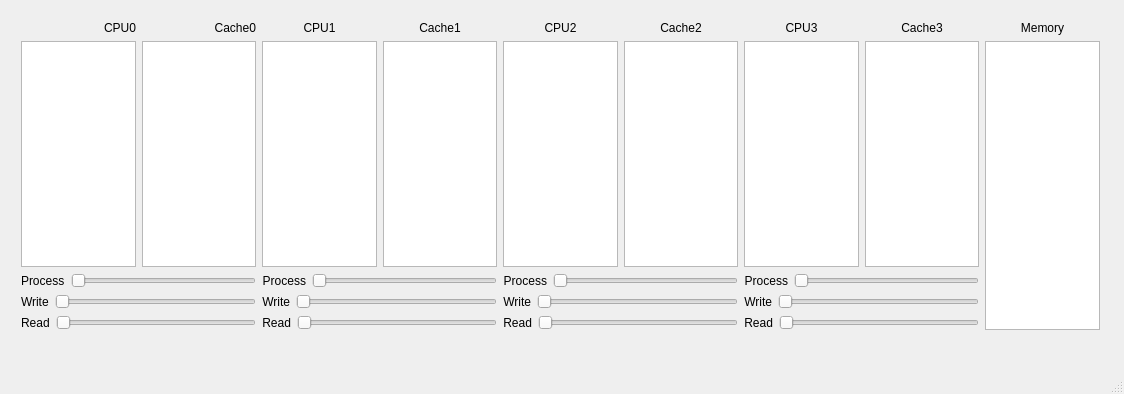
Before: the Qt Designer form mainwindow.ui in ChrisArreFall/MSI-Coherence-in-C-, drawn with Qt 5.
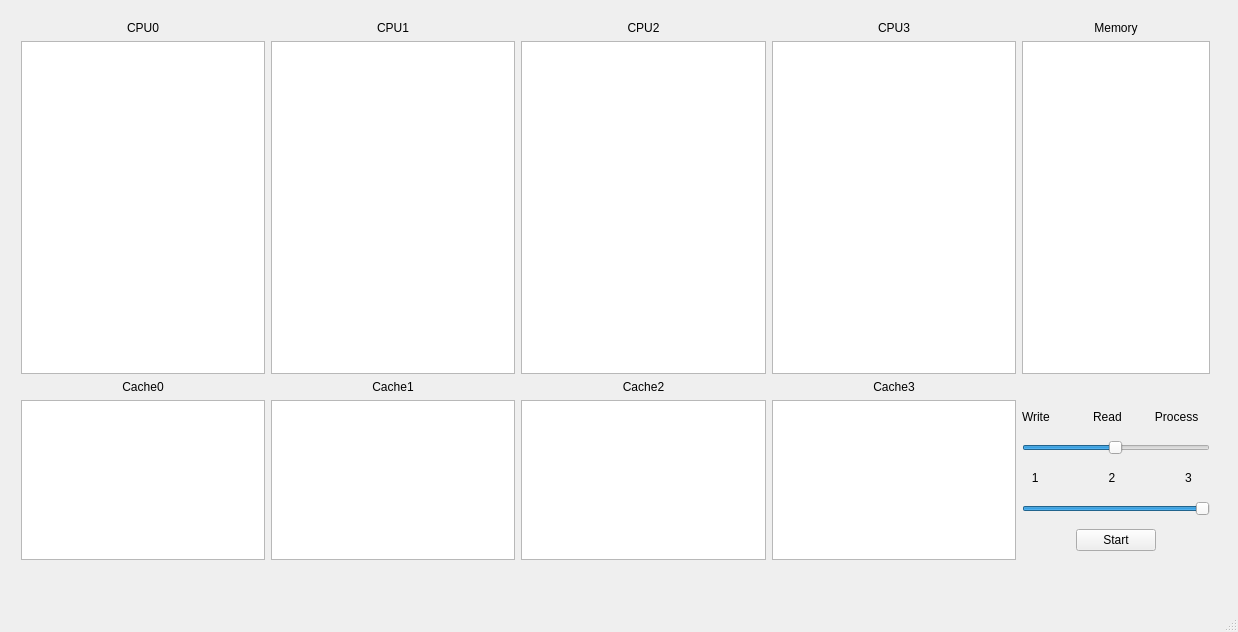
After: the same form once the commit is applied.

Patch:
```diff
--- a/mainwindow.ui
+++ b/mainwindow.ui
@@ -6,8 +6,8 @@
    <rect>
     <x>0</x>
     <y>0</y>
-    <width>1124</width>
-    <height>394</height>
+    <width>1238</width>
+    <height>632</height>
    </rect>
   </property>
   <property name="windowTitle">
@@ -19,33 +19,134 @@
      <rect>
       <x>10</x>
       <y>10</y>
-      <width>1101</width>
-      <height>331</height>
+      <width>1211</width>
+      <height>561</height>
      </rect>
     </property>
-    <layout class="QGridLayout" name="gridLayout">
-     <item row="1" column="2">
-      <widget class="QTextEdit" name="textCPU1">
-       <property name="readOnly">
-        <bool>true</bool>
-       </property>
-      </widget>
-     </item>
-     <item row="1" column="4">
-      <widget class="QTextEdit" name="textCPU2">
-       <property name="readOnly">
-        <bool>true</bool>
-       </property>
-      </widget>
-     </item>
-     <item row="1" column="5">
+    <layout class="QGridLayout" name="gridLayout_2">
+     <item row="3" column="5">
       <widget class="QTextEdit" name="textCache2">
+       <property name="maximumSize">
+        <size>
+         <width>16777215</width>
+         <height>160</height>
+        </size>
+       </property>
        <property name="readOnly">
         <bool>true</bool>
        </property>
       </widget>
      </item>
-     <item row="0" column="7">
+     <item row="1" column="7">
+      <widget class="QTextEdit" name="textCPU3">
+       <property name="readOnly">
+        <bool>true</bool>
+       </property>
+      </widget>
+     </item>
+     <item row="3" column="8">
+      <layout class="QGridLayout" name="gridLayout">
+       <item row="3" column="0">
+        <widget class="QSlider" name="varSlider">
+         <property name="minimum">
+          <number>1</number>
+         </property>
+         <property name="maximum">
+          <number>100</number>
+         </property>
+         <property name="value">
+          <number>100</number>
+         </property>
+         <property name="sliderPosition">
+          <number>100</number>
+         </property>
+         <property name="orientation">
+          <enum>Qt::Horizontal</enum>
+         </property>
+        </widget>
+       </item>
+       <item row="1" column="0">
+        <widget class="QSlider" name="meanSlider">
+         <property name="minimum">
+          <number>1</number>
+         </property>
+         <property name="maximum">
+          <number>100</number>
+         </property>
+         <property name="sliderPosition">
+          <number>50</number>
+         </property>
+         <property name="orientation">
+          <enum>Qt::Horizontal</enum>
+         </property>
+        </widget>
+       </item>
+       <item row="2" column="0">
+        <widget class="QLabel" name="label_2">
+         <property name="maximumSize">
+          <size>
+           <width>16777215</width>
+           <height>20</height>
+          </size>
+         </property>
+         <property name="text">
+          <string>   1                     2                     3 </string>
+         </property>
+        </widget>
+       </item>
+       <item row="0" column="0">
+        <widget class="QLabel" name="label">
+         <property name="maximumSize">
+          <size>
+           <width>16777215</width>
+           <height>20</height>
+          </size>
+         </property>
+         <property name="text">
+          <string>Write             Read          Process</string>
+         </property>
+        </widget>
+       </item>
+       <item row="4" column="0" alignment="Qt::AlignHCenter">
+        <widget class="QPushButton" name="startButton">
+         <property name="maximumSize">
+          <size>
+           <width>100</width>
+           <height>16777215</height>
+          </size>
+         </property>
+         <property name="text">
+          <string>Start</string>
+         </property>
+        </widget>
+       </item>
+      </layout>
+     </item>
+     <item row="0" column="3">
+      <widget class="QLabel" name="processPerc_15">
+       <property name="text">
+        <string>CPU1</string>
+       </property>
+       <property name="alignment">
+        <set>Qt::AlignCenter</set>
+       </property>
+      </widget>
+     </item>
+     <item row="1" column="1">
+      <widget class="QTextEdit" name="textCPU0">
+       <property name="readOnly">
+        <bool>true</bool>
+       </property>
+      </widget>
+     </item>
+     <item row="1" column="3">
+      <widget class="QTextEdit" name="textCPU1">
+       <property name="readOnly">
+        <bool>true</bool>
+       </property>
+      </widget>
+     </item>
+     <item row="2" column="7">
       <widget class="QLabel" name="processPerc_20">
        <property name="text">
         <string>Cache3</string>
@@ -55,7 +156,76 @@
        </property>
       </widget>
      </item>
-     <item row="0" column="3">
+     <item row="3" column="3">
+      <widget class="QTextEdit" name="textCache1">
+       <property name="maximumSize">
+        <size>
+         <width>16777215</width>
+         <height>160</height>
+        </size>
+       </property>
+       <property name="readOnly">
+        <bool>true</bool>
+       </property>
+      </widget>
+     </item>
+     <item row="2" column="5">
+      <widget class="QLabel" name="processPerc_18">
+       <property name="text">
+        <string>Cache2</string>
+       </property>
+       <property name="alignment">
+        <set>Qt::AlignCenter</set>
+       </property>
+      </widget>
+     </item>
+     <item row="2" column="1">
+      <widget class="QLabel" name="processPerc_14">
+       <property name="text">
+        <string>Cache0</string>
+       </property>
+       <property name="alignment">
+        <set>Qt::AlignCenter</set>
+       </property>
+      </widget>
+     </item>
+     <item row="1" column="8">
+      <widget class="QTextEdit" name="textMemory">
+       <property name="maximumSize">
+        <size>
+         <width>200</width>
+         <height>16777215</height>
+        </size>
+       </property>
+       <property name="readOnly">
+        <bool>true</bool>
+       </property>
+      </widget>
+     </item>
+     <item row="0" column="7">
+      <widget class="QLabel" name="processPerc_19">
+       <property name="text">
+        <string>CPU3</string>
+       </property>
+       <property name="alignment">
+        <set>Qt::AlignCenter</set>
+       </property>
+      </widget>
+     </item>
+     <item row="3" column="1">
+      <widget class="QTextEdit" name="textCache0">
+       <property name="maximumSize">
+        <size>
+         <width>16777215</width>
+         <height>160</height>
+        </size>
+       </property>
+       <property name="readOnly">
+        <bool>true</bool>
+       </property>
+      </widget>
+     </item>
+     <item row="2" column="3">
       <widget class="QLabel" name="processPerc_16">
        <property name="text">
         <string>Cache1</string>
@@ -65,69 +235,6 @@
        </property>
       </widget>
      </item>
-     <item row="2" column="2" colspan="2">
-      <layout class="QFormLayout" name="formLayout_4">
-       <item row="0" column="0">
-        <widget class="QLabel" name="processPerc_4">
-         <property name="text">
-          <string>Process</string>
-         </property>
-         <property name="alignment">
-          <set>Qt::AlignRight|Qt::AlignTrailing|Qt::AlignVCenter</set>
-         </property>
-        </widget>
-       </item>
-       <item row="0" column="1">
-        <widget class="QSlider" name="slideProcess1">
-         <property name="orientation">
-          <enum>Qt::Horizontal</enum>
-         </property>
-        </widget>
-       </item>
-      </layout>
-     </item>
-     <item row="3" column="0" colspan="2">
-      <layout class="QFormLayout" name="formLayout_2">
-       <item row="0" column="0">
-        <widget class="QLabel" name="writePerc">
-         <property name="text">
-          <string>Write</string>
-         </property>
-         <property name="alignment">
-          <set>Qt::AlignLeading|Qt::AlignLeft|Qt::AlignVCenter</set>
-         </property>
-        </widget>
-       </item>
-       <item row="0" column="1">
-        <widget class="QSlider" name="slideWrite0">
-         <property name="orientation">
-          <enum>Qt::Horizontal</enum>
-         </property>
-        </widget>
-       </item>
-      </layout>
-     </item>
-     <item row="2" column="0" colspan="2">
-      <layout class="QFormLayout" name="formLayout">
-       <item row="0" column="1">
-        <widget class="QSlider" name="slideProcess0">
-         <property name="orientation">
-          <enum>Qt::Horizontal</enum>
-         </property>
-        </widget>
-       </item>
-       <item row="0" column="0">
-        <widget class="QLabel" name="processPerc">
-         <property name="text">
-          <string>Process</string>
-         </property>
-         <property name="alignment">
-          <set>Qt::AlignLeading|Qt::AlignLeft|Qt::AlignVCenter</set>
-         </property>
-        </widget>
-       </item>
-      </layout>
-     </item>
      <item row="0" column="8">
       <widget class="QLabel" name="processPerc_21">
        <property name="text">
@@ -138,219 +245,7 @@
        </property>
       </widget>
      </item>
-     <item row="3" column="2" colspan="2">
-      <layout class="QFormLayout" name="formLayout_5">
-       <item row="0" column="0">
-        <widget class="QLabel" name="processPerc_5">
-         <property name="text">
-          <string>Write</string>
-         </property>
-         <property name="alignment">
-          <set>Qt::AlignRight|Qt::AlignTrailing|Qt::AlignVCenter</set>
-         </property>
-        </widget>
-       </item>
-       <item row="0" column="1">
-        <widget class="QSlider" name="slideWrite1">
-         <property name="orientation">
-          <enum>Qt::Horizontal</enum>
-         </property>
-        </widget>
-       </item>
-      </layout>
-     </item>
-     <item row="2" column="4" colspan="2">
-      <layout class="QFormLayout" name="formLayout_7">
-       <item row="0" column="0">
-        <widget class="QLabel" name="processPerc_7">
-         <property name="text">
-          <string>Process</string>
-         </property>
-         <property name="alignment">
-          <set>Qt::AlignRight|Qt::AlignTrailing|Qt::AlignVCenter</set>
-         </property>
-        </widget>
-       </item>
-       <item row="0" column="1">
-        <widget class="QSlider" name="slideProcess2">
-         <property name="orientation">
-          <enum>Qt::Horizontal</enum>
-         </property>
-        </widget>
-       </item>
-      </layout>
-     </item>
-     <item row="1" column="0">
-      <widget class="QTextEdit" name="textCPU0">
-       <property name="readOnly">
-        <bool>true</bool>
-       </property>
-      </widget>
-     </item>
-     <item row="4" column="2" colspan="2">
-      <layout class="QFormLayout" name="formLayout_6">
-       <item row="0" column="0">
-        <widget class="QLabel" name="processPerc_6">
-         <property name="text">
-          <string>Read</string>
-         </property>
-         <property name="alignment">
-          <set>Qt::AlignRight|Qt::AlignTrailing|Qt::AlignVCenter</set>
-         </property>
-        </widget>
-       </item>
-       <item row="0" column="1">
-        <widget class="QSlider" name="slideRead1">
-         <property name="orientation">
-          <enum>Qt::Horizontal</enum>
-         </property>
-        </widget>
-       </item>
-      </layout>
-     </item>
-     <item row="0" column="2">
-      <widget class="QLabel" name="processPerc_15">
-       <property name="text">
-        <string>CPU1</string>
-       </property>
-       <property name="alignment">
-        <set>Qt::AlignCenter</set>
-       </property>
-      </widget>
-     </item>
-     <item row="3" column="4" colspan="2">
-      <layout class="QFormLayout" name="formLayout_8">
-       <item row="0" column="0">
-        <widget class="QLabel" name="processPerc_8">
-         <property name="text">
-          <string>Write</string>
-         </property>
-         <property name="alignment">
-          <set>Qt::AlignRight|Qt::AlignTrailing|Qt::AlignVCenter</set>
-         </property>
-        </widget>
-       </item>
-       <item row="0" column="1">
-        <widget class="QSlider" name="slideWrite2">
-         <property name="orientation">
-          <enum>Qt::Horizontal</enum>
-         </property>
-        </widget>
-       </item>
-      </layout>
-     </item>
-     <item row="2" column="6" colspan="2">
-      <layout class="QFormLayout" name="formLayout_10">
-       <item row="0" column="0">
-        <widget class="QLabel" name="processPerc_10">
-         <property name="text">
-          <string>Process</string>
-         </property>
-         <property name="alignment">
-          <set>Qt::AlignRight|Qt::AlignTrailing|Qt::AlignVCenter</set>
-         </property>
-        </widget>
-       </item>
-       <item row="0" column="1">
-        <widget class="QSlider" name="slideProcess3">
-         <property name="orientation">
-          <enum>Qt::Horizontal</enum>
-         </property>
-        </widget>
-       </item>
-      </layout>
-     </item>
-     <item row="4" column="6" colspan="2">
-      <layout class="QFormLayout" name="formLayout_12">
-       <item row="0" column="0">
-        <widget class="QLabel" name="processPerc_12">
-         <property name="text">
-          <string>Read</string>
-         </property>
-         <property name="alignment">
-          <set>Qt::AlignRight|Qt::AlignTrailing|Qt::AlignVCenter</set>
-         </property>
-        </widget>
-       </item>
-       <item row="0" column="1">
-        <widget class="QSlider" name="slideRead3">
-         <property name="orientation">
-          <enum>Qt::Horizontal</enum>
-         </property>
-        </widget>
-       </item>
-      </layout>
-     </item>
-     <item row="1" column="6">
-      <widget class="QTextEdit" name="textCPU3">
-       <property name="readOnly">
-        <bool>true</bool>
-       </property>
-      </widget>
-     </item>
-     <item row="3" column="6" colspan="2">
-      <layout class="QFormLayout" name="formLayout_11">
-       <item row="0" column="0">
-        <widget class="QLabel" name="processPerc_11">
-         <property name="text">
-          <string>Write</string>
-         </property>
-         <property name="alignment">
-          <set>Qt::AlignRight|Qt::AlignTrailing|Qt::AlignVCenter</set>
-         </property>
-        </widget>
-       </item>
-       <item row="0" column="1">
-        <widget class="QSlider" name="slideWrite3">
-         <property name="orientation">
-          <enum>Qt::Horizontal</enum>
-         </property>
-        </widget>
-       </item>
-      </layout>
-     </item>
-     <item row="0" column="6">
-      <widget class="QLabel" name="processPerc_19">
-       <property name="text">
-        <string>CPU3</string>
-       </property>
-       <property name="alignment">
-        <set>Qt::AlignCenter</set>
-       </property>
-      </widget>
-     </item>
-     <item row="4" column="0" colspan="2">
-      <layout class="QFormLayout" name="formLayout_3">
-       <item row="0" column="0">
-        <widget class="QLabel" name="readPerc">
-         <property name="text">
-          <string>Read</string>
-         </property>
-         <property name="alignment">
-          <set>Qt::AlignLeading|Qt::AlignLeft|Qt::AlignVCenter</set>
-         </property>
-        </widget>
-       </item>
-       <item row="0" column="1">
-        <widget class="QSlider" name="slideRead0">
-         <property name="orientation">
-          <enum>Qt::Horizontal</enum>
-         </property>
-        </widget>
-       </item>
-      </layout>
-     </item>
      <item row="0" column="5">
-      <widget class="QLabel" name="processPerc_18">
-       <property name="text">
-        <string>Cache2</string>
-       </property>
-       <property name="alignment">
-        <set>Qt::AlignCenter</set>
-       </property>
-      </widget>
-     </item>
-     <item row="0" column="4">
       <widget class="QLabel" name="processPerc_17">
        <property name="text">
         <string>CPU2</string>
@@ -360,72 +255,33 @@
        </property>
       </widget>
      </item>
-     <item row="1" column="8" rowspan="4">
-      <widget class="QTextEdit" name="memoria">
+     <item row="1" column="5">
+      <widget class="QTextEdit" name="textCPU2">
        <property name="readOnly">
         <bool>true</bool>
        </property>
       </widget>
      </item>
-     <item row="0" column="0">
+     <item row="3" column="7">
+      <widget class="QTextEdit" name="textCache3">
+       <property name="maximumSize">
+        <size>
+         <width>16777215</width>
+         <height>160</height>
+        </size>
+       </property>
+       <property name="readOnly">
+        <bool>true</bool>
+       </property>
+      </widget>
+     </item>
+     <item row="0" column="1">
       <widget class="QLabel" name="processPerc_13">
        <property name="text">
         <string>CPU0</string>
        </property>
        <property name="alignment">
-        <set>Qt::AlignRight|Qt::AlignTrailing|Qt::AlignVCenter</set>
-       </property>
-      </widget>
-     </item>
-     <item row="1" column="3">
-      <widget class="QTextEdit" name="textCache1">
-       <property name="readOnly">
-        <bool>true</bool>
-       </property>
-      </widget>
-     </item>
-     <item row="4" column="4" colspan="2">
-      <layout class="QFormLayout" name="formLayout_9">
-       <item row="0" column="0">
-        <widget class="QLabel" name="processPerc_9">
-         <property name="text">
-          <string>Read</string>
-         </property>
-         <property name="alignment">
-          <set>Qt::AlignRight|Qt::AlignTrailing|Qt::AlignVCenter</set>
-         </property>
-        </widget>
-       </item>
-       <item row="0" column="1">
-        <widget class="QSlider" name="slideRead2">
-         <property name="orientation">
-          <enum>Qt::Horizontal</enum>
-         </property>
-        </widget>
-       </item>
-      </layout>
-     </item>
-     <item row="0" column="1">
-      <widget class="QLabel" name="processPerc_14">
-       <property name="text">
-        <string>Cache0</string>
-       </property>
-       <property name="alignment">
-        <set>Qt::AlignRight|Qt::AlignTrailing|Qt::AlignVCenter</set>
-       </property>
-      </widget>
-     </item>
-     <item row="1" column="7">
-      <widget class="QTextEdit" name="textCache3">
-       <property name="readOnly">
-        <bool>true</bool>
-       </property>
-      </widget>
-     </item>
-     <item row="1" column="1">
-      <widget class="QTextEdit" name="textCache0">
-       <property name="readOnly">
-        <bool>true</bool>
+        <set>Qt::AlignCenter</set>
        </property>
       </widget>
      </item>
```
Left out of the diff: 4 changed lines with no effect on the pictures.
